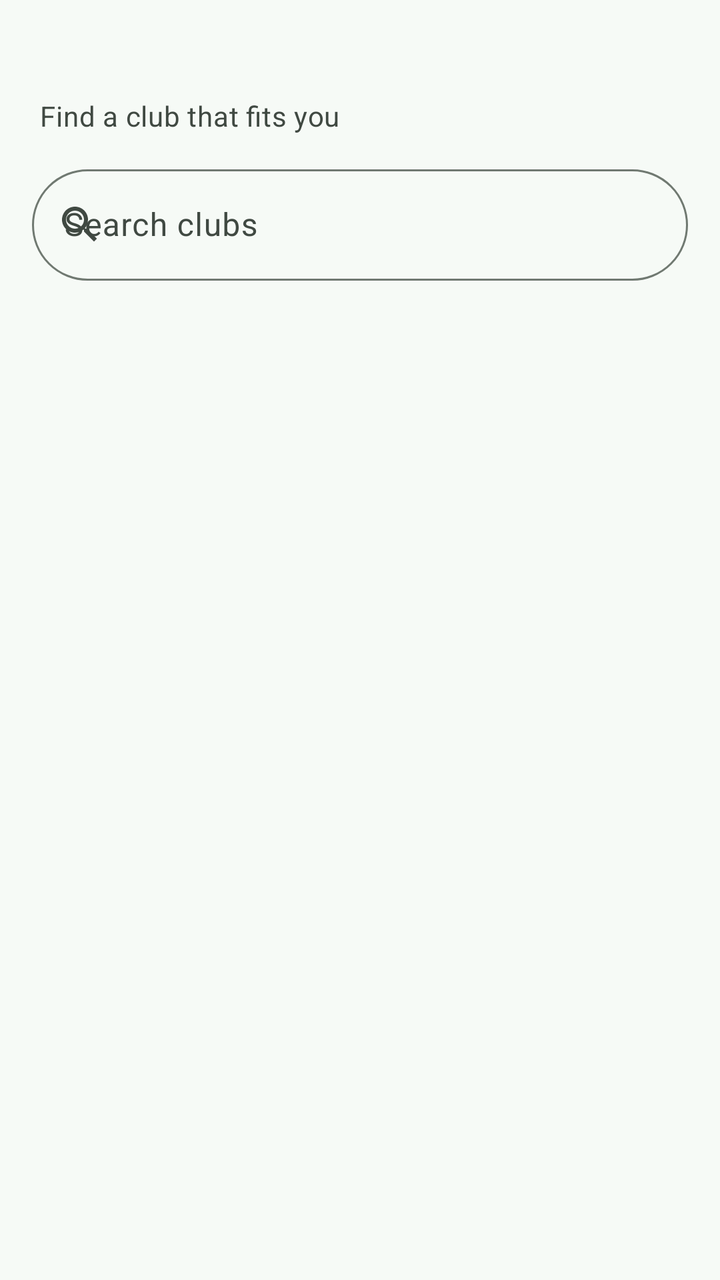
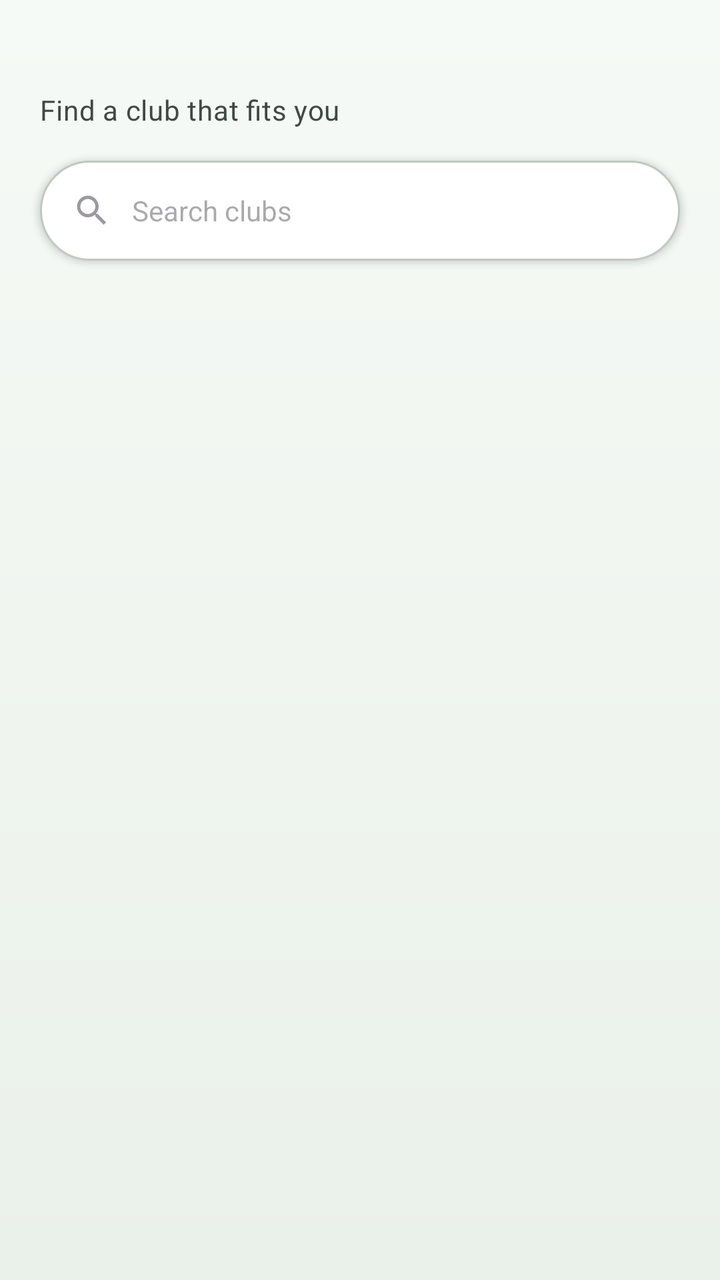

An Android layout rendered at two revisions. The XML below is the earlier revision; the diff shows what the commit changed to produce the second picture.
<!-- AndroidManifest.xml: application theme Theme.ClubHub -->
<!-- res/layout/fragment_club_list.xml -->
<?xml version="1.0" encoding="utf-8"?>
<FrameLayout xmlns:android="http://schemas.android.com/apk/res/android"
    xmlns:app="http://schemas.android.com/apk/res-auto"
    android:layout_width="match_parent"
    android:layout_height="match_parent">

    <LinearLayout
        android:layout_width="match_parent"
        android:layout_height="match_parent"
        android:orientation="vertical">

        <LinearLayout
            android:id="@+id/greeting_block"
            android:layout_width="match_parent"
            android:layout_height="wrap_content"
            android:orientation="vertical"
            android:paddingHorizontal="20dp"
            android:paddingTop="16dp"
            android:paddingBottom="4dp">

            <TextView
                android:id="@+id/tv_greeting"
                android:layout_width="match_parent"
                android:layout_height="wrap_content"
                android:textAppearance="?attr/textAppearanceHeadlineSmall"
                android:textStyle="bold" />

            <TextView
                android:layout_width="match_parent"
                android:layout_height="wrap_content"
                android:text="@string/greeting_sub"
                android:textAppearance="?attr/textAppearanceBodyMedium"
                android:textColor="?attr/colorOnSurfaceVariant" />
        </LinearLayout>

        <com.google.android.material.textfield.TextInputLayout
            android:id="@+id/til_search"
            android:layout_width="match_parent"
            android:layout_height="wrap_content"
            android:layout_marginHorizontal="16dp"
            android:layout_marginTop="8dp"
            android:hint="@string/hint_search_clubs"
            app:boxCornerRadiusBottomEnd="28dp"
            app:boxCornerRadiusBottomStart="28dp"
            app:boxCornerRadiusTopEnd="28dp"
            app:boxCornerRadiusTopStart="28dp"
            app:startIconDrawable="@drawable/ic_search">

            <com.google.android.material.textfield.TextInputEditText
                android:id="@+id/et_search"
                android:layout_width="match_parent"
                android:layout_height="wrap_content"
                android:imeOptions="actionSearch"
                android:inputType="text"
                android:maxLines="1" />
        </com.google.android.material.textfield.TextInputLayout>

        <HorizontalScrollView
            android:id="@+id/chip_scroll"
            android:layout_width="match_parent"
            android:layout_height="wrap_content"
            android:scrollbars="none">

            <com.google.android.material.chip.ChipGroup
                android:id="@+id/chip_group"
                android:layout_width="wrap_content"
                android:layout_height="wrap_content"
                android:paddingHorizontal="16dp"
                app:selectionRequired="true"
                app:singleLine="true"
                app:singleSelection="true" />
        </HorizontalScrollView>

        <FrameLayout
            android:layout_width="match_parent"
            android:layout_height="0dp"
            android:layout_weight="1">

            <androidx.recyclerview.widget.RecyclerView
                android:id="@+id/recycler"
                android:layout_width="match_parent"
                android:layout_height="match_parent"
                android:clipToPadding="false"
                android:paddingHorizontal="10dp"
                android:paddingTop="4dp"
                android:paddingBottom="96dp" />

            <LinearLayout
                android:id="@+id/empty_container"
                android:layout_width="match_parent"
                android:layout_height="wrap_content"
                android:layout_gravity="center"
                android:gravity="center_horizontal"
                android:orientation="vertical"
                android:padding="32dp"
                android:visibility="gone">

                <ImageView
                    android:layout_width="72dp"
                    android:layout_height="72dp"
                    android:alpha="0.45"
                    android:importantForAccessibility="no"
                    android:src="@drawable/ic_clubs" />

                <TextView
                    android:id="@+id/empty_state"
                    android:layout_width="match_parent"
                    android:layout_height="wrap_content"
                    android:layout_marginTop="12dp"
                    android:gravity="center"
                    android:textAppearance="?attr/textAppearanceBodyLarge"
                    android:textColor="?attr/colorOnSurfaceVariant" />
            </LinearLayout>

            <com.google.android.material.progressindicator.CircularProgressIndicator
                android:id="@+id/progress"
                android:layout_width="wrap_content"
                android:layout_height="wrap_content"
                android:layout_gravity="center"
                android:indeterminate="true"
                android:visibility="gone" />
        </FrameLayout>
    </LinearLayout>

    <com.google.android.material.floatingactionbutton.ExtendedFloatingActionButton
        android:id="@+id/fab_new_club"
        android:layout_width="wrap_content"
        android:layout_height="wrap_content"
        android:layout_gravity="bottom|end"
        android:layout_margin="16dp"
        android:text="@string/action_new_club"
        android:textColor="?attr/colorOnPrimary"
        android:visibility="gone"
        app:backgroundTint="?attr/colorPrimary"
        app:icon="@drawable/ic_add"
        app:iconTint="?attr/colorOnPrimary" />
</FrameLayout>
<!-- resources referenced by this layout -->
<resources>
  <!-- drawable ic_add (drawable) -->
  <?xml version="1.0" encoding="utf-8"?>
  <vector xmlns:android="http://schemas.android.com/apk/res/android"
      android:width="24dp"
      android:height="24dp"
      android:viewportWidth="24"
      android:viewportHeight="24"
      android:tint="?attr/colorControlNormal">
      <path
          android:fillColor="@android:color/white"
          android:pathData="M19,13h-6v6h-2v-6H5v-2h6V5h2v6h6v2z" />
  </vector>
  <!-- drawable ic_clubs (drawable) -->
  <?xml version="1.0" encoding="utf-8"?>
  <vector xmlns:android="http://schemas.android.com/apk/res/android"
      android:width="24dp"
      android:height="24dp"
      android:viewportWidth="24"
      android:viewportHeight="24"
      android:tint="?attr/colorControlNormal">
      <path
          android:fillColor="@android:color/white"
          android:pathData="M16,11c1.66,0 2.99,-1.34 2.99,-3S17.66,5 16,5c-1.66,0 -3,1.34 -3,3s1.34,3 3,3zM8,11c1.66,0 2.99,-1.34 2.99,-3S9.66,5 8,5C6.34,5 5,6.34 5,8s1.34,3 3,3zM8,13c-2.33,0 -7,1.17 -7,3.5V19h14v-2.5c0,-2.33 -4.67,-3.5 -7,-3.5zM16,13c-0.29,0 -0.62,0.02 -0.97,0.05 1.16,0.84 1.97,1.97 1.97,3.45V19h6v-2.5c0,-2.33 -4.67,-3.5 -7,-3.5z" />
  </vector>
  <!-- drawable ic_search (drawable) -->
  <?xml version="1.0" encoding="utf-8"?>
  <vector xmlns:android="http://schemas.android.com/apk/res/android"
      android:width="24dp"
      android:height="24dp"
      android:viewportWidth="24"
      android:viewportHeight="24"
      android:tint="?attr/colorControlNormal">
      <path
          android:fillColor="@android:color/white"
          android:pathData="M15.5,14h-0.79l-0.28,-0.27C15.41,12.59 16,11.11 16,9.5 16,5.91 13.09,3 9.5,3S3,5.91 3,9.5 5.91,16 9.5,16c1.61,0 3.09,-0.59 4.23,-1.57l0.27,0.28v0.79l5,4.99L20.49,19l-4.99,-5zM9.5,14C7.01,14 5,11.99 5,9.5S7.01,5 9.5,5 14,7.01 14,9.5 11.99,14 9.5,14z" />
  </vector>
  <string name="action_new_club">New club</string>
  <string name="greeting_sub">Find a club that fits you</string>
  <string name="hint_search_clubs">Search clubs</string>
  <style name="Theme.ClubHub" parent="Base.Theme.ClubHub" />
  <style name="Widget.ClubHub.TextInputLayout" parent="Widget.Material3.TextInputLayout.OutlinedBox">
          <item name="boxCornerRadiusTopStart">14dp</item>
          <item name="boxCornerRadiusTopEnd">14dp</item>
          <item name="boxCornerRadiusBottomStart">14dp</item>
          <item name="boxCornerRadiusBottomEnd">14dp</item>
      </style>
  <style name="Widget.ClubHub.Button" parent="Widget.Material3.Button">
          <item name="cornerRadius">16dp</item>
      </style>
  <!-- unchanged entries left out for length: 1 -->
</resources>

<!-- the commit's change to res/layout/fragment_club_list.xml (unified diff, before → after) -->
@@ -2,7 +2,8 @@
 <FrameLayout xmlns:android="http://schemas.android.com/apk/res/android"
     xmlns:app="http://schemas.android.com/apk/res-auto"
     android:layout_width="match_parent"
-    android:layout_height="match_parent">
+    android:layout_height="match_parent"
+    android:background="@drawable/bg_screen_mint">
 
     <LinearLayout
         android:layout_width="match_parent"
@@ -22,7 +23,8 @@
                 android:id="@+id/tv_greeting"
                 android:layout_width="match_parent"
                 android:layout_height="wrap_content"
-                android:textAppearance="?attr/textAppearanceHeadlineSmall"
+                android:textColor="?attr/colorOnSurface"
+                android:textSize="22sp"
                 android:textStyle="bold" />
 
             <TextView
@@ -33,39 +35,79 @@
                 android:textColor="?attr/colorOnSurfaceVariant" />
         </LinearLayout>
 
-        <com.google.android.material.textfield.TextInputLayout
+        <com.google.android.material.button.MaterialButtonToggleGroup
+            android:id="@+id/toggle_club_scope"
+            android:layout_width="match_parent"
+            android:layout_height="wrap_content"
+            android:layout_marginHorizontal="20dp"
+            android:layout_marginTop="8dp"
+            android:visibility="gone"
+            app:selectionRequired="true"
+            app:singleSelection="true">
+
+            <com.google.android.material.button.MaterialButton
+                android:id="@+id/btn_scope_all"
+                style="@style/Widget.Material3.Button.OutlinedButton"
+                android:layout_width="0dp"
+                android:layout_height="wrap_content"
+                android:layout_weight="1"
+                android:text="@string/title_clubs" />
+
+            <com.google.android.material.button.MaterialButton
+                android:id="@+id/btn_scope_secondary"
+                style="@style/Widget.Material3.Button.OutlinedButton"
+                android:layout_width="0dp"
+                android:layout_height="wrap_content"
+                android:layout_weight="1"
+                android:text="@string/title_my_clubs" />
+        </com.google.android.material.button.MaterialButtonToggleGroup>
+
+        
+        <LinearLayout
             android:id="@+id/til_search"
             android:layout_width="match_parent"
-            android:layout_height="wrap_content"
-            android:layout_marginHorizontal="16dp"
-            android:layout_marginTop="8dp"
-            android:hint="@string/hint_search_clubs"
-            app:boxCornerRadiusBottomEnd="28dp"
-            app:boxCornerRadiusBottomStart="28dp"
-            app:boxCornerRadiusTopEnd="28dp"
-            app:boxCornerRadiusTopStart="28dp"
-            app:startIconDrawable="@drawable/ic_search">
+            android:layout_height="50dp"
+            android:layout_marginHorizontal="20dp"
+            android:layout_marginTop="12dp"
+            android:background="@drawable/bg_search_pill"
+            android:elevation="2dp"
+            android:gravity="center_vertical"
+            android:baselineAligned="false"
+                        android:orientation="horizontal"
+            android:paddingHorizontal="16dp">
+
+            <ImageView
+                android:layout_width="20dp"
+                android:layout_height="20dp"
+                android:alpha="0.55"
+                android:importantForAccessibility="no"
+                android:src="@drawable/ic_search" />
 
             <com.google.android.material.textfield.TextInputEditText
                 android:id="@+id/et_search"
                 android:layout_width="match_parent"
-                android:layout_height="wrap_content"
+                android:layout_height="match_parent"
+                android:layout_marginStart="10dp"
+                android:background="@null"
+                android:hint="@string/hint_search_clubs"
                 android:imeOptions="actionSearch"
                 android:inputType="text"
-                android:maxLines="1" />
-        </com.google.android.material.textfield.TextInputLayout>
+                android:maxLines="1"
+                android:textSize="14sp" />
+        </LinearLayout>
 
         <HorizontalScrollView
             android:id="@+id/chip_scroll"
             android:layout_width="match_parent"
             android:layout_height="wrap_content"
+            android:layout_marginTop="6dp"
             android:scrollbars="none">
 
             <com.google.android.material.chip.ChipGroup
                 android:id="@+id/chip_group"
                 android:layout_width="wrap_content"
                 android:layout_height="wrap_content"
-                android:paddingHorizontal="16dp"
+                android:paddingHorizontal="20dp"
                 app:selectionRequired="true"
                 app:singleLine="true"
                 app:singleSelection="true" />
@@ -81,7 +123,7 @@
                 android:layout_width="match_parent"
                 android:layout_height="match_parent"
                 android:clipToPadding="false"
-                android:paddingHorizontal="10dp"
+                android:paddingHorizontal="14dp"
                 android:paddingTop="4dp"
                 android:paddingBottom="96dp" />
 
<!-- resource entries referenced after the edit -->
@@ -1,5 +1,26 @@
 <!-- resources referenced by this layout -->
 <resources>
+  <!-- drawable bg_screen_mint (drawable) -->
+  <?xml version="1.0" encoding="utf-8"?>
+  <shape xmlns:android="http://schemas.android.com/apk/res/android"
+      android:shape="rectangle">
+      <gradient
+          android:angle="270"
+          android:startColor="?attr/colorSurface"
+          android:centerColor="?attr/colorSurfaceContainerLow"
+          android:endColor="?attr/colorSurfaceContainer"
+          android:type="linear" />
+  </shape>
+  <!-- drawable bg_search_pill (drawable) -->
+  <?xml version="1.0" encoding="utf-8"?>
+  <shape xmlns:android="http://schemas.android.com/apk/res/android"
+      android:shape="rectangle">
+      <solid android:color="?attr/colorSurfaceContainerLowest" />
+      <corners android:radius="28dp" />
+      <stroke
+          android:width="1dp"
+          android:color="?attr/colorOutlineVariant" />
+  </shape>
   <!-- drawable ic_add (drawable) -->
   <?xml version="1.0" encoding="utf-8"?>
   <vector xmlns:android="http://schemas.android.com/apk/res/android"
@@ -39,6 +60,8 @@
   <string name="action_new_club">New club</string>
   <string name="greeting_sub">Find a club that fits you</string>
   <string name="hint_search_clubs">Search clubs</string>
+  <string name="title_clubs">Clubs</string>
+  <string name="title_my_clubs">My clubs</string>
   <style name="Theme.ClubHub" parent="Base.Theme.ClubHub" />
   <style name="Widget.ClubHub.TextInputLayout" parent="Widget.Material3.TextInputLayout.OutlinedBox">
           <item name="boxCornerRadiusTopStart">14dp</item>
